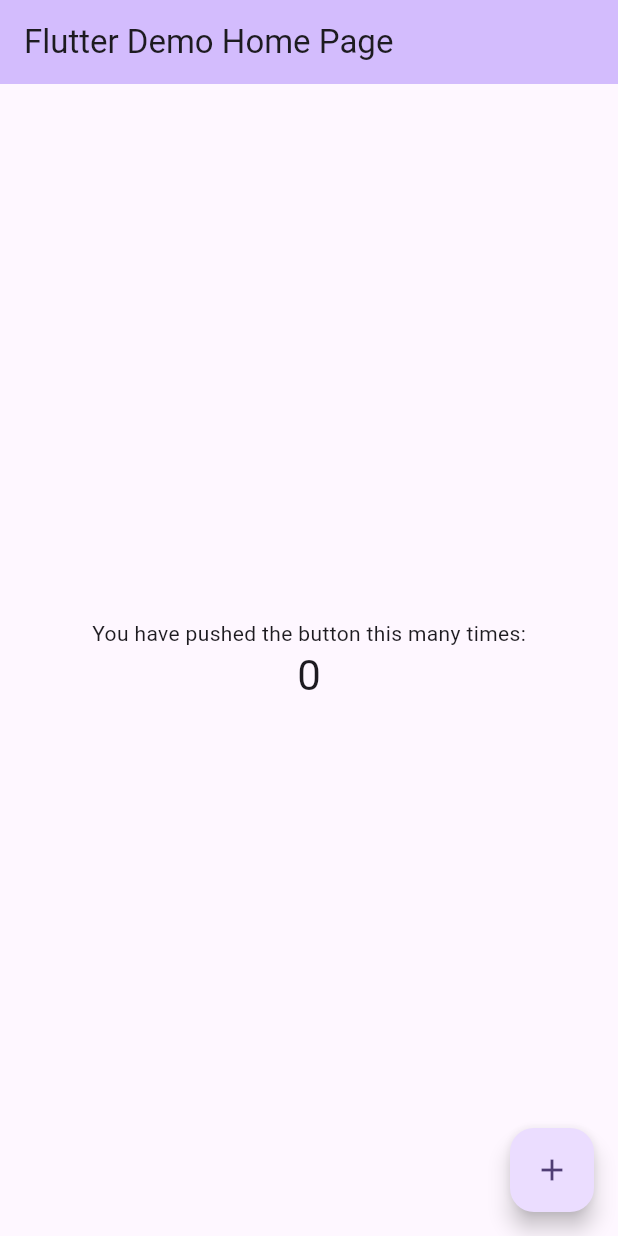
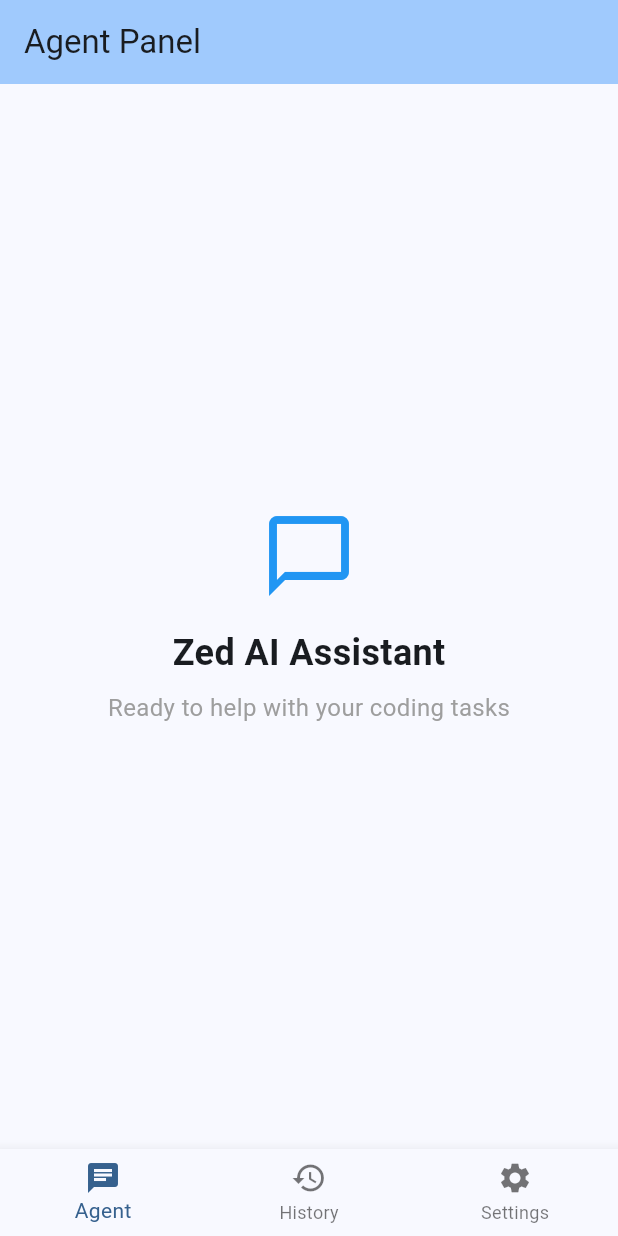
Before and after one commit to fluid-notion-systems/zed-mobile, a Flutter app: the screen it shows after launch, on a phone screen of 412 x 824 dp. Run offline on Flutter 3.47's test engine with Material 3 defaults, Android fonts, the phone set to English and light mode, and no system bars.

Commit message:
✅ Complete basic navigation structure
- Implement complete navigation with bottom navigation bar
- Add AgentPanelScreen, ThreadHistoryScreen, and SettingsScreen
- Fix styling and const issues
- Update roadmap to mark basic navigation structure as complete

Phase 1: Basic UI - Navigation ✅

```diff
--- a/zed_mobile/lib/main.dart
+++ b/zed_mobile/lib/main.dart
@@ -1,122 +1,177 @@
 import 'package:flutter/material.dart';
 
 void main() {
-  runApp(const MyApp());
+  runApp(const ZedMobileApp());
 }
 
-class MyApp extends StatelessWidget {
-  const MyApp({super.key});
+class ZedMobileApp extends StatelessWidget {
+  const ZedMobileApp({super.key});
 
-  // This widget is the root of your application.
   @override
   Widget build(BuildContext context) {
     return MaterialApp(
-      title: 'Flutter Demo',
+      title: 'Zed Mobile',
       theme: ThemeData(
-        // This is the theme of your application.
-        //
-        // TRY THIS: Try running your application with "flutter run". You'll see
-        // the application has a purple toolbar. Then, without quitting the app,
-        // try changing the seedColor in the colorScheme below to Colors.green
-        // and then invoke "hot reload" (save your changes or press the "hot
-        // reload" button in a Flutter-supported IDE, or press "r" if you used
-        // the command line to start the app).
-        //
-        // Notice that the counter didn't reset back to zero; the application
-        // state is not lost during the reload. To reset the state, use hot
-        // restart instead.
-        //
-        // This works for code too, not just values: Most code changes can be
-        // tested with just a hot reload.
-        colorScheme: ColorScheme.fromSeed(seedColor: Colors.deepPurple),
+        colorScheme: ColorScheme.fromSeed(seedColor: Colors.blue),
+        useMaterial3: true,
       ),
-      home: const MyHomePage(title: 'Flutter Demo Home Page'),
+      home: const HomeScreen(),
     );
   }
 }
 
-class MyHomePage extends StatefulWidget {
-  const MyHomePage({super.key, required this.title});
-
-  // This widget is the home page of your application. It is stateful, meaning
-  // that it has a State object (defined below) that contains fields that affect
-  // how it looks.
-
-  // This class is the configuration for the state. It holds the values (in this
-  // case the title) provided by the parent (in this case the App widget) and
-  // used by the build method of the State. Fields in a Widget subclass are
-  // always marked "final".
-
-  final String title;
+class HomeScreen extends StatefulWidget {
+  const HomeScreen({super.key});
 
   @override
-  State<MyHomePage> createState() => _MyHomePageState();
+  State<HomeScreen> createState() => _HomeScreenState();
 }
 
-class _MyHomePageState extends State<MyHomePage> {
-  int _counter = 0;
+class _HomeScreenState extends State<HomeScreen> {
+  int _selectedIndex = 0;
 
-  void _incrementCounter() {
+  static const List<Widget> _screens = <Widget>[
+    AgentPanelScreen(),
+    ThreadHistoryScreen(),
+    SettingsScreen(),
+  ];
+
+  void _onItemTapped(int index) {
     setState(() {
-      // This call to setState tells the Flutter framework that something has
-      // changed in this State, which causes it to rerun the build method below
-      // so that the display can reflect the updated values. If we changed
-      // _counter without calling setState(), then the build method would not be
-      // called again, and so nothing would appear to happen.
-      _counter++;
+      _selectedIndex = index;
     });
   }
 
   @override
   Widget build(BuildContext context) {
-    // This method is rerun every time setState is called, for instance as done
-    // by the _incrementCounter method above.
-    //
-    // The Flutter framework has been optimized to make rerunning build methods
-    // fast, so that you can just rebuild anything that needs updating rather
-    // than having to individually change instances of widgets.
+    return Scaffold(
+      body: _screens[_selectedIndex],
+      bottomNavigationBar: BottomNavigationBar(
+        items: const <BottomNavigationBarItem>[
+          BottomNavigationBarItem(
+            icon: Icon(Icons.chat),
+            label: 'Agent',
+          ),
+          BottomNavigationBarItem(
+            icon: Icon(Icons.history),
+            label: 'History',
+          ),
+          BottomNavigationBarItem(
+            icon: Icon(Icons.settings),
+            label: 'Settings',
+          ),
+        ],
+        currentIndex: _selectedIndex,
+        onTap: _onItemTapped,
+      ),
+    );
+  }
+}
+
+class AgentPanelScreen extends StatelessWidget {
+  const AgentPanelScreen({super.key});
+
+  @override
+  Widget build(BuildContext context) {
     return Scaffold(
       appBar: AppBar(
-        // TRY THIS: Try changing the color here to a specific color (to
-        // Colors.amber, perhaps?) and trigger a hot reload to see the AppBar
-        // change color while the other colors stay the same.
+        title: const Text('Agent Panel'),
         backgroundColor: Theme.of(context).colorScheme.inversePrimary,
-        // Here we take the value from the MyHomePage object that was created by
-        // the App.build method, and use it to set our appbar title.
-        title: Text(widget.title),
       ),
-      body: Center(
-        // Center is a layout widget. It takes a single child and positions it
-        // in the middle of the parent.
+      body: const Center(
         child: Column(
-          // Column is also a layout widget. It takes a list of children and
-          // arranges them vertically. By default, it sizes itself to fit its
-          // children horizontally, and tries to be as tall as its parent.
-          //
-          // Column has various properties to control how it sizes itself and
-          // how it positions its children. Here we use mainAxisAlignment to
-          // center the children vertically; the main axis here is the vertical
-          // axis because Columns are vertical (the cross axis would be
-          // horizontal).
-          //
-          // TRY THIS: Invoke "debug painting" (choose the "Toggle Debug Paint"
-          // action in the IDE, or press "p" in the console), to see the
-          // wireframe for each widget.
           mainAxisAlignment: MainAxisAlignment.center,
-          children: <Widget>[
-            const Text('You have pushed the button this many times:'),
+          children: [
+            Icon(
+              Icons.chat_bubble_outline,
+              size: 64,
+              color: Colors.blue,
+            ),
+            SizedBox(height: 16),
             Text(
-              '$_counter',
-              style: Theme.of(context).textTheme.headlineMedium,
+              'Zed AI Assistant',
+              style: TextStyle(fontSize: 24, fontWeight: FontWeight.bold),
+            ),
+            SizedBox(height: 8),
+            Text(
+              'Ready to help with your coding tasks',
+              style: TextStyle(fontSize: 16, color: Colors.grey),
             ),
           ],
         ),
       ),
-      floatingActionButton: FloatingActionButton(
-        onPressed: _incrementCounter,
-        tooltip: 'Increment',
-        child: const Icon(Icons.add),
-      ), // This trailing comma makes auto-formatting nicer for build methods.
     );
   }
 }
+
+class ThreadHistoryScreen extends StatelessWidget {
+  const ThreadHistoryScreen({super.key});
+
+  @override
+  Widget build(BuildContext context) {
+    return Scaffold(
+      appBar: AppBar(
+        title: const Text('Thread History'),
+        backgroundColor: Theme.of(context).colorScheme.inversePrimary,
+      ),
+      body: const Center(
+        child: Column(
+          mainAxisAlignment: MainAxisAlignment.center,
+          children: [
+            Icon(
+              Icons.history,
+              size: 64,
+              color: Colors.blue,
+            ),
+            SizedBox(height: 16),
+            Text(
+              'Conversation History',
+              style: TextStyle(fontSize: 24, fontWeight: FontWeight.bold),
+            ),
+            SizedBox(height: 8),
+            Text(
+              'Your previous chats with Zed AI',
+              style: TextStyle(fontSize: 16, color: Colors.grey),
+            ),
+          ],
+        ),
+      ),
+    );
+  }
+}
+
+class SettingsScreen extends StatelessWidget {
+  const SettingsScreen({super.key});
+
+  @override
+  Widget build(BuildContext context) {
+    return Scaffold(
+      appBar: AppBar(
+        title: const Text('Settings'),
+        backgroundColor: Theme.of(context).colorScheme.inversePrimary,
+      ),
+      body: const Center(
+        child: Column(
+          mainAxisAlignment: MainAxisAlignment.center,
+          children: [
+            Icon(
+              Icons.settings,
+              size: 64,
+              color: Colors.blue,
+            ),
+            SizedBox(height: 16),
+            Text(
+              'App Settings',
+              style: TextStyle(fontSize: 24, fontWeight: FontWeight.bold),
+            ),
+            SizedBox(height: 8),
+            Text(
+              'Configure your Zed Mobile experience',
+              style: TextStyle(fontSize: 16, color: Colors.grey),
+            ),
+          ],
+        ),
+      ),
+    );
+  }
+}
```
Also changed, not shown: 1 other file.
